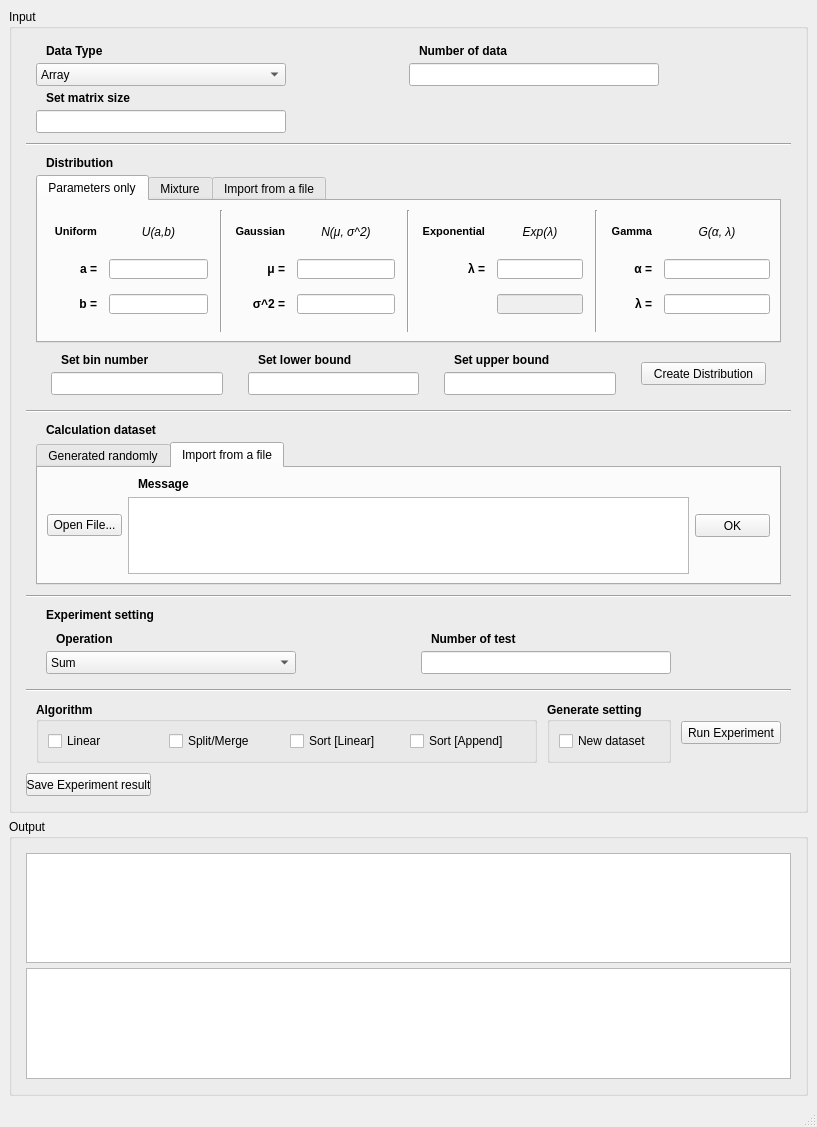
Above: src/mainwindow.ui from hungnv-sr/Map-Reduce-USTH-M1-2019 before the change. Below: the same form after it.
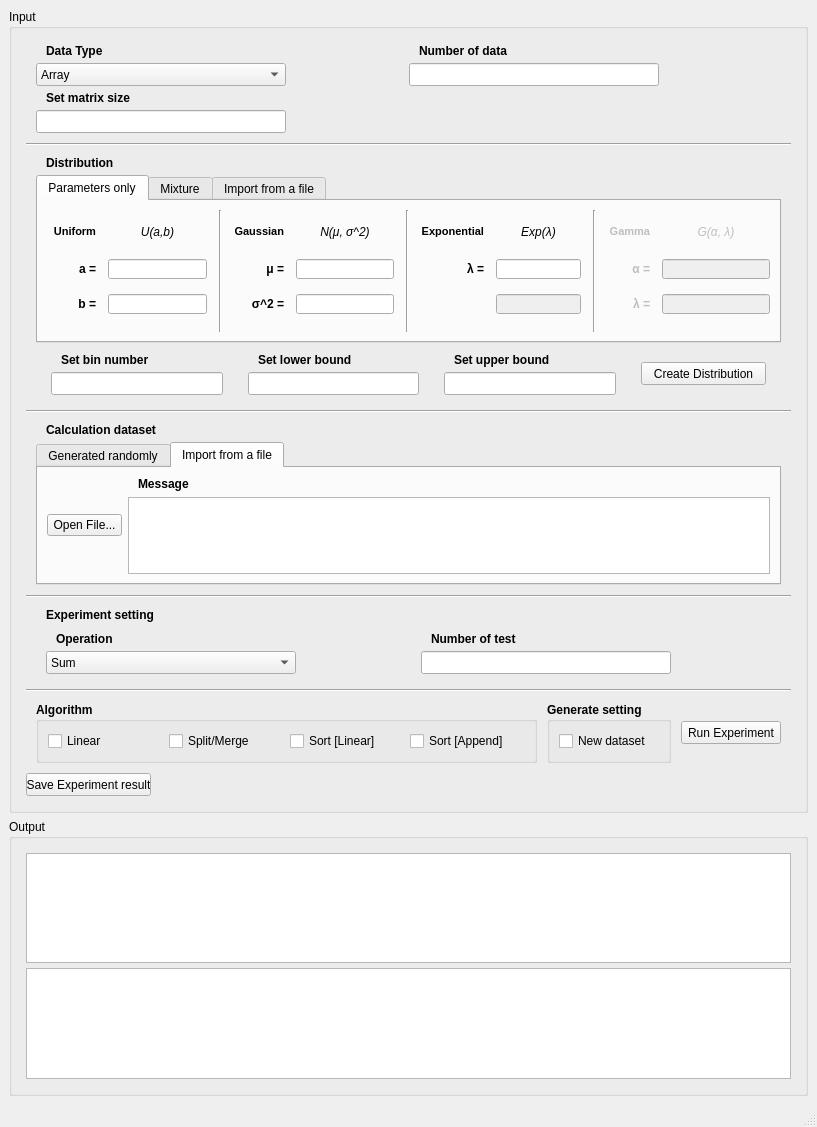
That is the form after the change. The open tabs and pages were chosen to show the change.

Patch:
```diff
--- a/src/mainwindow.ui
+++ b/src/mainwindow.ui
@@ -276,7 +276,7 @@
                 </attribute>
                 <layout class="QHBoxLayout" name="horizontalLayout_7">
                  <item>
-                  <layout class="QHBoxLayout" name="hLayoutInput_2_Page_1" stretch="8,1,8,1,8,1,8">
+                  <layout class="QHBoxLayout" name="hLayoutInput_2_Page_1" stretch="8,1,8,1,8,1,0">
                    <property name="spacing">
                     <number>12</number>
                    </property>
@@ -738,6 +738,9 @@
                      </property>
                      <item row="0" column="0">
                       <widget class="QLabel" name="lblGamma_1">
+                       <property name="enabled">
+                        <bool>false</bool>
+                       </property>
                        <property name="maximumSize">
                         <size>
                          <width>65</width>
@@ -763,6 +766,9 @@
                      </item>
                      <item row="1" column="1">
                       <widget class="QLineEdit" name="lEditParaG_alpha">
+                       <property name="enabled">
+                        <bool>false</bool>
+                       </property>
                        <property name="minimumSize">
                         <size>
                          <width>75</width>
@@ -779,6 +785,9 @@
                      </item>
                      <item row="0" column="1">
                       <widget class="QLabel" name="lblGamma_2">
+                       <property name="enabled">
+                        <bool>false</bool>
+                       </property>
                        <property name="font">
                         <font>
                          <italic>true</italic>
@@ -794,6 +803,9 @@
                      </item>
                      <item row="2" column="1">
                       <widget class="QLineEdit" name="lEditParaG_lambda">
+                       <property name="enabled">
+                        <bool>false</bool>
+                       </property>
                        <property name="minimumSize">
                         <size>
                          <width>75</width>
@@ -810,6 +822,9 @@
                      </item>
                      <item row="1" column="0">
                       <widget class="QLabel" name="lblParaG_alpha">
+                       <property name="enabled">
+                        <bool>false</bool>
+                       </property>
                        <property name="maximumSize">
                         <size>
                          <width>65</width>
@@ -832,6 +847,9 @@
                      </item>
                      <item row="2" column="0">
                       <widget class="QLabel" name="lblParaG_lambda">
+                       <property name="enabled">
+                        <bool>false</bool>
+                       </property>
                        <property name="maximumSize">
                         <size>
                          <width>65</width>
@@ -1243,7 +1261,7 @@
                 <enum>QTabWidget::Rounded</enum>
                </property>
                <property name="currentIndex">
-                <number>0</number>
+                <number>1</number>
                </property>
                <widget class="QWidget" name="tabInput_3_Page_1">
                 <attribute name="title">
@@ -1426,6 +1444,19 @@
                 <layout class="QHBoxLayout" name="horizontalLayout_11">
                  <item>
                   <layout class="QGridLayout" name="gLayoutOpenFile_2">
+                   <item row="0" column="0">
+                    <widget class="QPushButton" name="pButtonOpenFile_2">
+                     <property name="maximumSize">
+                      <size>
+                       <width>75</width>
+                       <height>16777215</height>
+                      </size>
+                     </property>
+                     <property name="text">
+                      <string>Open File...</string>
+                     </property>
+                    </widget>
+                   </item>
                    <item row="0" column="1">
                     <layout class="QGridLayout" name="gLayoutMessage_2">
                      <item row="1" column="0">
@@ -1461,38 +1492,6 @@
                      </item>
                     </layout>
                    </item>
-                   <item row="0" column="0">
-                    <widget class="QPushButton" name="pButtonOpenFile_2">
-                     <property name="maximumSize">
-                      <size>
-                       <width>75</width>
-                       <height>16777215</height>
-                      </size>
-                     </property>
-                     <property name="text">
-                      <string>Open File...</string>
-                     </property>
-                    </widget>
-                   </item>
-                   <item row="0" column="2">
-                    <widget class="QPushButton" name="pButtonOK_2">
-                     <property name="minimumSize">
-                      <size>
-                       <width>75</width>
-                       <height>23</height>
-                      </size>
-                     </property>
-                     <property name="maximumSize">
-                      <size>
-                       <width>75</width>
-                       <height>16777215</height>
-                      </size>
-                     </property>
-                     <property name="text">
-                      <string>OK</string>
-                     </property>
-                    </widget>
-                   </item>
                   </layout>
                  </item>
                 </layout>
@@ -1801,7 +1800,7 @@
             </layout>
            </item>
            <item>
-            <widget class="QPushButton" name="pButtonConfirmDataset_3">
+            <widget class="QPushButton" name="pButtonSaveResult">
              <property name="minimumSize">
               <size>
                <width>125</width>
```
